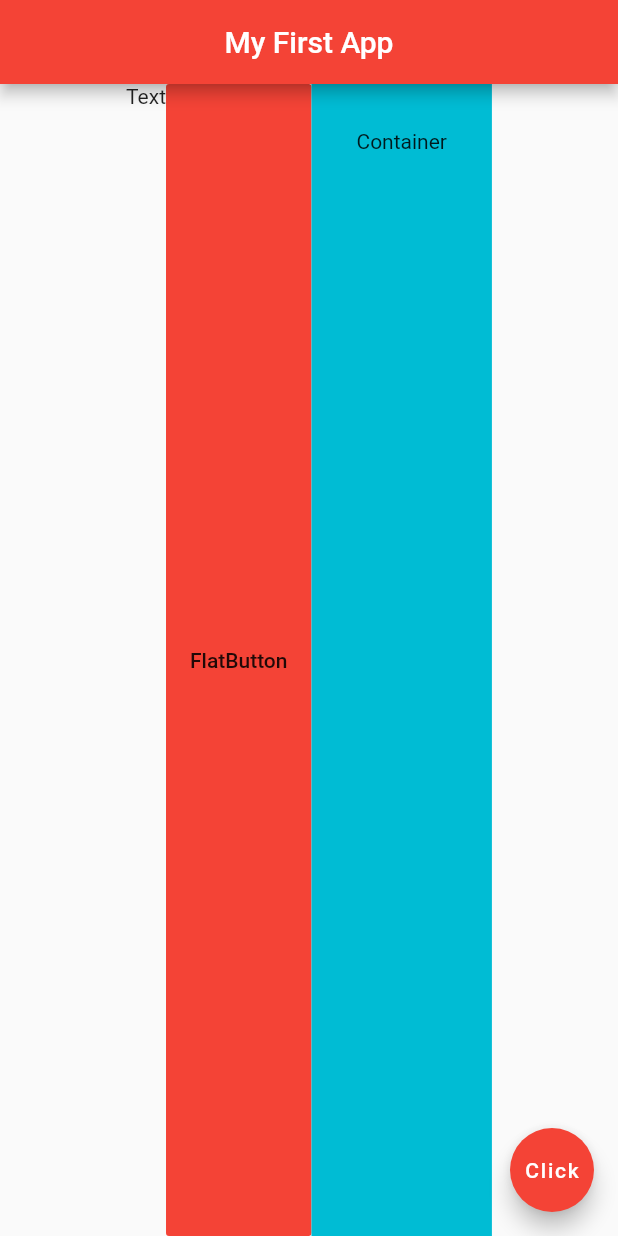
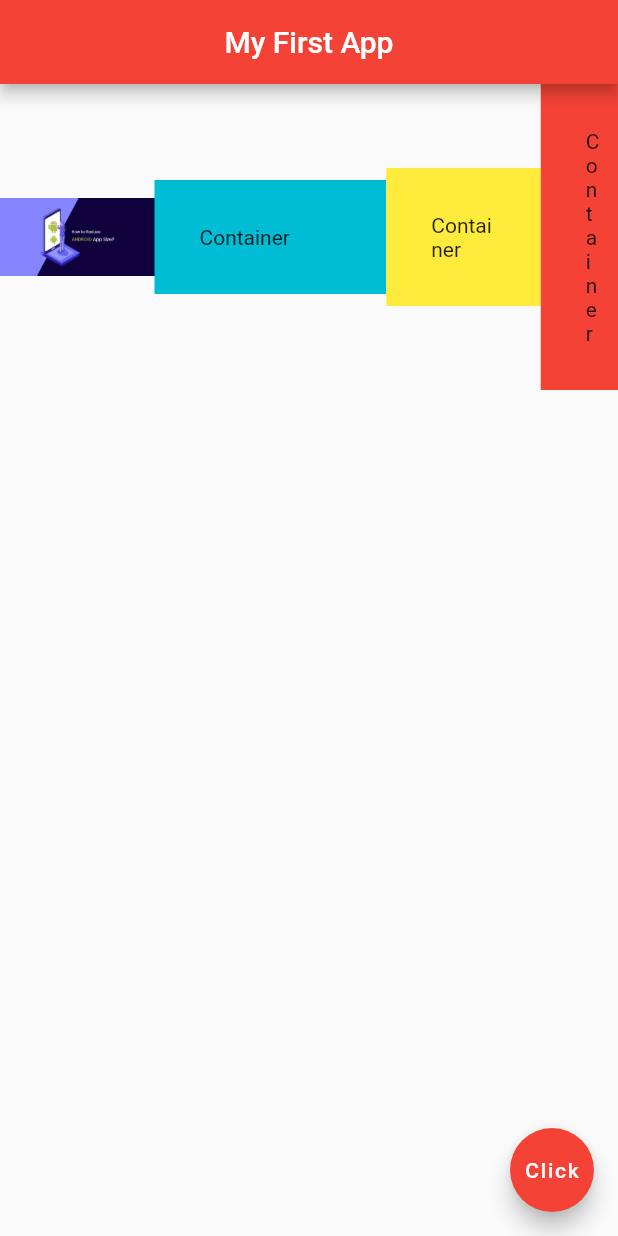
Before and after one commit to Monjur-Alam/Flutter-Beginner, a Flutter app: the screen it shows after launch, on a phone screen of 412 x 824 dp. Run offline on Flutter 3.47's test engine with Material 2 defaults, Android fonts, the phone set to English and light mode, and no system bars.

Commit message:
Expanded widget

```diff
--- a/lib/main.dart
+++ b/lib/main.dart
@@ -24,18 +24,33 @@ class Home extends StatelessWidget {
         // crossAxisAlignment: CrossAxisAlignment.start,
         // crossAxisAlignment: CrossAxisAlignment.end,
         // crossAxisAlignment: CrossAxisAlignment.baseline,
-        crossAxisAlignment: CrossAxisAlignment.stretch,
+        crossAxisAlignment: CrossAxisAlignment.center,
 
         children: <Widget>[
-          Text('Text'),
-          FlatButton(onPressed: () {},
+          Expanded(flex: 2, child: Image.asset('assets/android.png')),
+          Expanded(
+            flex: 3,
+            child: Container(
+              color: Colors.cyan,
+              padding: EdgeInsets.all(30.0),
+              child: Text('Container'),
+            ),
+          ),
+          Expanded(
+            flex: 2,
+            child: Container(
+              color: Colors.yellow,
+              padding: EdgeInsets.all(30.0),
+              child: Text('Container'),
+            ),
+          ),
+          Expanded(
+            flex: 1,
+            child: Container(
               color: Colors.red,
-              child: Text('FlatButton'),
-          ),
-          Container(
-            color: Colors.cyan,
-            padding: EdgeInsets.all(30.0),
-            child: Text('Container'),
+              padding: EdgeInsets.all(30.0),
+              child: Text('Container'),
+            ),
           ),
         ],
       ),
```
